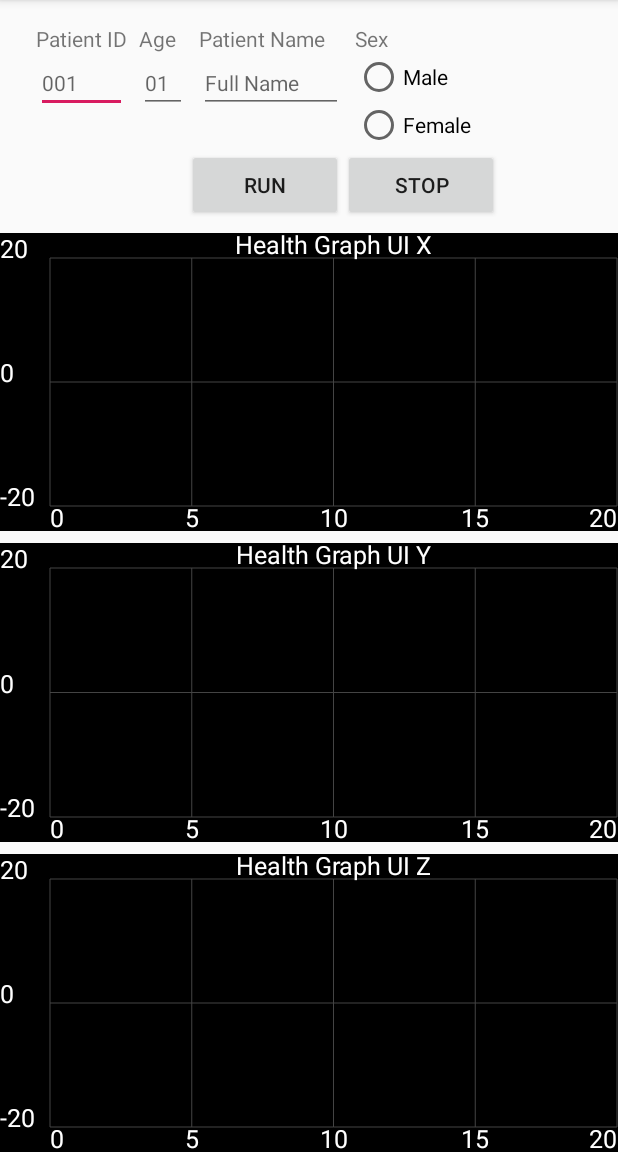
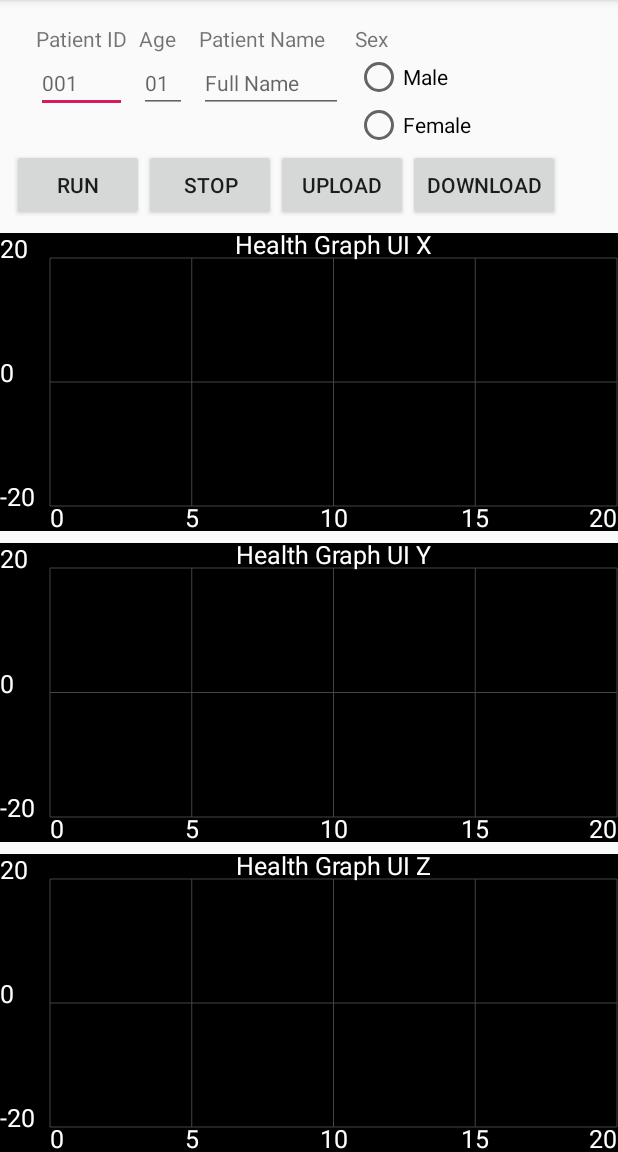
Before and after one commit to jwilken1/CSE535_HealthUI, an Android app: the screen it shows after launch (MainActivity), after a tap on "RUN", on a phone screen of 412 x 824 dp, the part 84-1236 px from its top. Run offline under Robolectric (Android 15) with nearby library versions, the phone set to English and light mode, and no system bars.

Commit message:
Added upload and download button

```diff
--- a/JWilkens/app/src/main/java/edu/asu/jwilkens/MainActivity.java
+++ b/JWilkens/app/src/main/java/edu/asu/jwilkens/MainActivity.java
@@ -47,7 +47,7 @@ public class MainActivity extends AppCompatActivity implements SensorEventListen
 
     // UI Related Elements
     private RelativeLayout graph_constraint_x, graph_constraint_y, graph_constraint_z;
-    private Button run_button, stop_button;
+    private Button run_button, stop_button, upload_button, download_button;
     EditText edit_patient_name, edit_patient_age, edit_patient_id;
 
     /**
@@ -58,8 +58,10 @@ public class MainActivity extends AppCompatActivity implements SensorEventListen
     protected void onCreate(Bundle savedInstanceState) {
         super.onCreate(savedInstanceState);
         setContentView(R.layout.activity_main);
-        run_button = (Button) findViewById(R.id.runButton);
-        stop_button = (Button) findViewById(R.id.stopButton);
+        run_button = (Button) findViewById(R.id.button_run);
+        stop_button = (Button) findViewById(R.id.button_stop);
+        upload_button = (Button) findViewById(R.id.button_upload);
+        download_button = (Button) findViewById(R.id.button_download);
         edit_patient_name = (EditText) findViewById(R.id.patient_name);
         edit_patient_age = (EditText) findViewById(R.id.patient_age);
         edit_patient_id = (EditText) findViewById(R.id.patient_id);
@@ -110,6 +112,20 @@ public class MainActivity extends AppCompatActivity implements SensorEventListen
                     Toast toast = Toast.makeText(MainActivity.this, "Already Running!", Toast.LENGTH_SHORT);
                     toast.show();
                 }
+            }
+        });
+
+        upload_button.setOnClickListener(new View.OnClickListener() {
+            public void onClick(View v) {
+                Toast toast = Toast.makeText(MainActivity.this, "Upload Clicked!", Toast.LENGTH_SHORT);
+                toast.show();
+            }
+        });
+
+        download_button.setOnClickListener(new View.OnClickListener() {
+            public void onClick(View v) {
+                Toast toast = Toast.makeText(MainActivity.this, "Download Clicked!", Toast.LENGTH_SHORT);
+                toast.show();
             }
         });
 
@@ -165,7 +181,6 @@ public class MainActivity extends AppCompatActivity implements SensorEventListen
 
     }
 
-
     /**
      * The section below handles all graphs views! This includes:
      * ***** Creating initial Graphs
@@ -203,7 +218,7 @@ public class MainActivity extends AppCompatActivity implements SensorEventListen
         graph_horlabels = new String[]{Integer.toString(startTime), Integer.toString(startTime + 5),
                 Integer.toString(startTime + 10), Integer.toString(startTime + 10), Integer.toString(startTime + 20)};
         size = 0;
-        sensorManager.registerListener(this, sensor, SensorManager.SENSOR_DELAY_NORMAL);
+        new ActivateSensor().execute();
     }
 
     /**
@@ -273,7 +288,6 @@ public class MainActivity extends AppCompatActivity implements SensorEventListen
         protected void onPostExecute(Void aVoid) {
             super.onPostExecute(aVoid);
         }
-
         @Override
         protected Void doInBackground(Void... params) {
             try {
@@ -284,4 +298,27 @@ public class MainActivity extends AppCompatActivity implements SensorEventListen
             return null;
         }
     }
+
+    /**
+     * Async Task to start sensor!
+     */
+    private class ActivateSensor extends AsyncTask<Void, Void, Void>{
+        @Override
+        protected void onPreExecute() {
+            super.onPreExecute();
+        }
+        @Override
+        protected void onPostExecute(Void aVoid) {
+            super.onPostExecute(aVoid);
+        }
+        @Override
+        protected Void doInBackground(Void... params) {
+            try {
+                sensorManager.registerListener(MainActivity.this, sensor, SensorManager.SENSOR_DELAY_NORMAL);
+            } catch (Exception e) {
+                e.printStackTrace();
+            }
+            return null;
+        }
+    }
 }
--- a/JWilkens/app/src/main/res/layout/activity_main.xml
+++ b/JWilkens/app/src/main/res/layout/activity_main.xml
@@ -120,24 +120,49 @@
                     android:onClick="onRadioButtonClicked"/>
             </RadioGroup>
         </TableRow>
+    </TableLayout>
+
+    <TableLayout
+        android:id="@+id/tableLayout2"
+        android:layout_width="match_parent"
+        android:layout_height="wrap_content"
+        android:layout_marginStart="8dp"
+        android:layout_marginEnd="8dp"
+        app:layout_constraintEnd_toEndOf="parent"
+        app:layout_constraintStart_toStartOf="parent"
+        app:layout_constraintTop_toBottomOf="@+id/tableLayout">
 
         <TableRow
             android:layout_width="match_parent"
             android:layout_height="match_parent">
 
             <Button
-                android:id="@+id/runButton"
+                android:id="@+id/button_run"
+                android:layout_width="wrap_content"
+                android:layout_height="wrap_content"
+                android:layout_column="0"
+                android:text="@string/button_run" />
+
+            <Button
+                android:id="@+id/button_stop"
+                android:layout_width="wrap_content"
+                android:layout_height="wrap_content"
+                android:layout_column="1"
+                android:text="@string/button_stop" />
+
+            <Button
+                android:id="@+id/button_upload"
                 android:layout_width="wrap_content"
                 android:layout_height="wrap_content"
                 android:layout_column="2"
-                android:text="@string/button_run" />
+                android:text="@string/button_upload" />
 
             <Button
-                android:id="@+id/stopButton"
+                android:id="@+id/button_download"
                 android:layout_width="wrap_content"
                 android:layout_height="wrap_content"
                 android:layout_column="3"
-                android:text="@string/button_stop" />
+                android:text="@string/button_download" />
         </TableRow>
     </TableLayout>
 
@@ -151,7 +176,7 @@
         app:layout_constraintBottom_toTopOf="@id/graph_constraint_y"
         app:layout_constraintEnd_toEndOf="parent"
         app:layout_constraintStart_toStartOf="parent"
-        app:layout_constraintTop_toBottomOf="@+id/tableLayout">
+        app:layout_constraintTop_toBottomOf="@+id/tableLayout2">
 
     </RelativeLayout>
 
--- a/JWilkens/app/src/main/res/values/strings.xml
+++ b/JWilkens/app/src/main/res/values/strings.xml
@@ -17,4 +17,6 @@
     <!-- Button Labels -->
     <string name="button_run">Run</string>
     <string name="button_stop">Stop</string>
+    <string name="button_upload">Upload</string>
+    <string name="button_download">Download</string>
 </resources>
```
